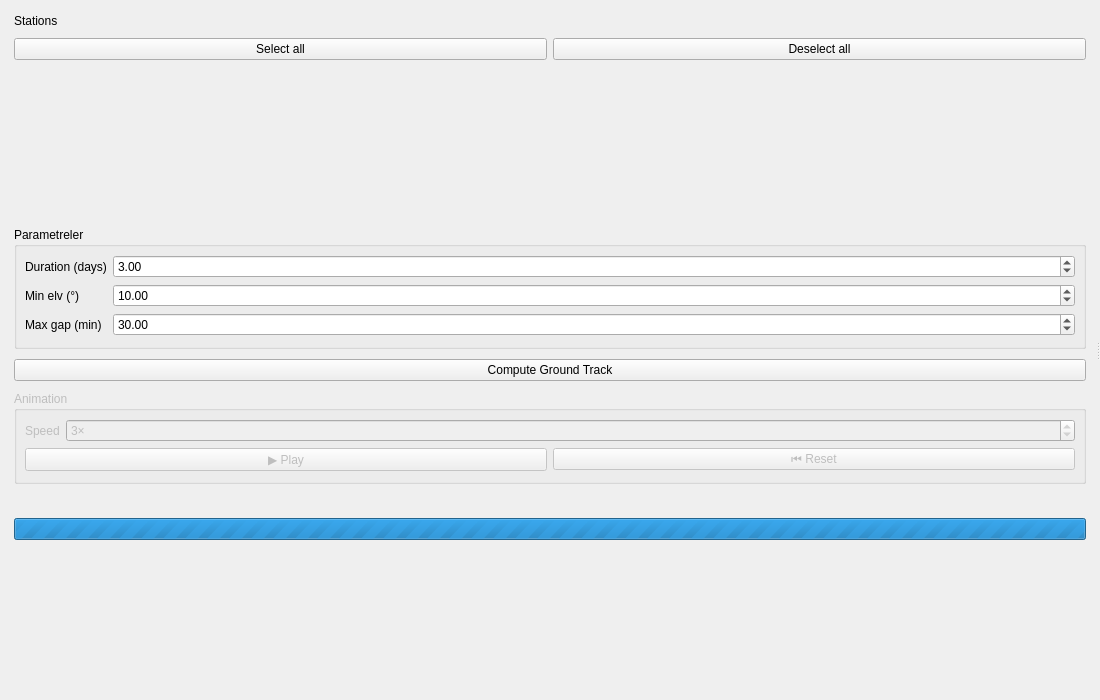
First picture: the form in desktop_app/ui/pages/ground_track_page.ui, repository halici21/lunar-orbit-determination, before the edit.
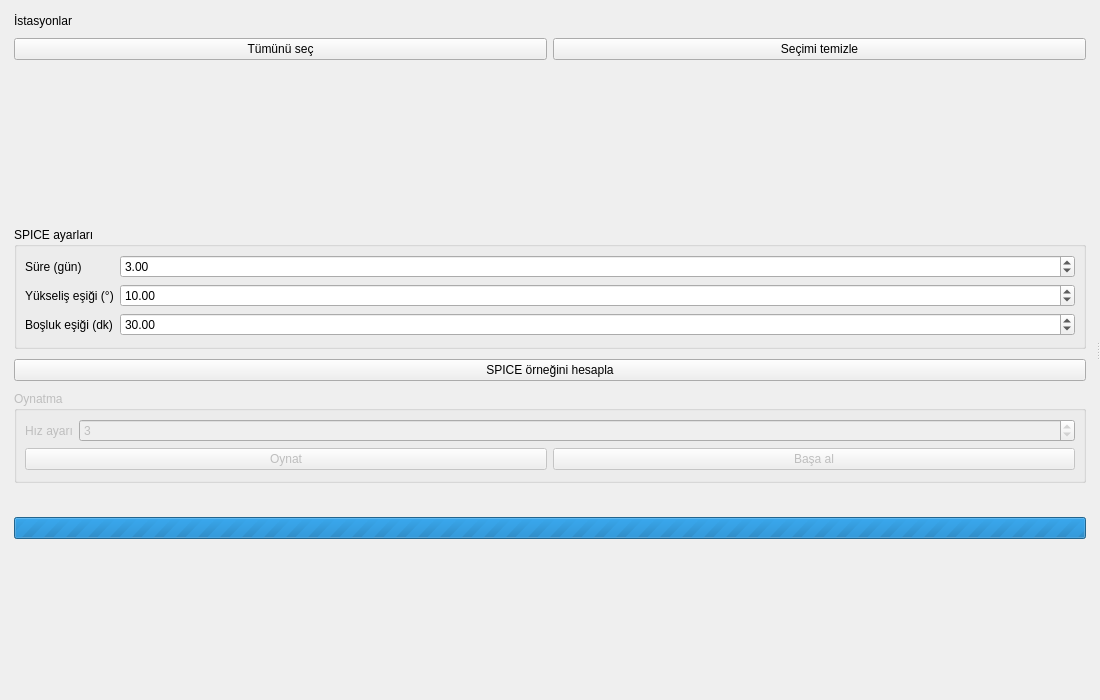
Second picture: the form after the edit.

Commit message: Clarify surface-track controls, first-use guidance and time labels

Patch:
```diff
--- a/desktop_app/ui/pages/ground_track_page.ui
+++ b/desktop_app/ui/pages/ground_track_page.ui
@@ -28,7 +28,7 @@
        <!-- Station header + buttons -->
        <item>
         <widget class="QLabel" name="stationHeaderLabel">
-         <property name="text"><string>Stations</string></property>
+         <property name="text"><string>İstasyonlar</string></property>
         </widget>
        </item>
        <item>
@@ -36,12 +36,12 @@
          <property name="spacing"><number>6</number></property>
          <item>
           <widget class="QPushButton" name="selectAllBtn">
-           <property name="text"><string>Select all</string></property>
+           <property name="text"><string>Tümünü seç</string></property>
           </widget>
          </item>
          <item>
           <widget class="QPushButton" name="deselectAllBtn">
-           <property name="text"><string>Deselect all</string></property>
+           <property name="text"><string>Seçimi temizle</string></property>
           </widget>
          </item>
         </layout>
@@ -67,7 +67,7 @@
        <!-- Params -->
        <item>
         <widget class="QGroupBox" name="paramsGroup">
-         <property name="title"><string>Parametreler</string></property>
+         <property name="title"><string>SPICE ayarları</string></property>
          <layout class="QFormLayout" name="paramsFormLayout">
           <property name="leftMargin"><number>8</number></property>
           <property name="topMargin"><number>8</number></property>
@@ -75,7 +75,7 @@
           <property name="bottomMargin"><number>10</number></property>
           <item row="0" column="0">
            <widget class="QLabel" name="durationLabel">
-            <property name="text"><string>Duration (days)</string></property>
+            <property name="text"><string>Süre (gün)</string></property>
            </widget>
           </item>
           <item row="0" column="1">
@@ -88,7 +88,7 @@
           </item>
           <item row="1" column="0">
            <widget class="QLabel" name="elevLabel">
-            <property name="text"><string>Min elv (°)</string></property>
+            <property name="text"><string>Yükseliş eşiği (°)</string></property>
            </widget>
           </item>
           <item row="1" column="1">
@@ -101,7 +101,7 @@
           </item>
           <item row="2" column="0">
            <widget class="QLabel" name="gapLabel">
-            <property name="text"><string>Max gap (min)</string></property>
+            <property name="text"><string>Boşluk eşiği (dk)</string></property>
            </widget>
           </item>
           <item row="2" column="1">
@@ -118,14 +118,14 @@
        <!-- Compute button -->
        <item>
         <widget class="QPushButton" name="computeBtn">
-         <property name="text"><string>Compute Ground Track</string></property>
+         <property name="text"><string>SPICE örneğini hesapla</string></property>
          <property name="minimumHeight"><number>38</number></property>
         </widget>
        </item>
        <!-- Animation controls -->
        <item>
         <widget class="QGroupBox" name="animGroup">
-         <property name="title"><string>Animation</string></property>
+         <property name="title"><string>Oynatma</string></property>
          <property name="enabled"><bool>false</bool></property>
          <layout class="QVBoxLayout" name="animLayout">
           <property name="leftMargin"><number>8</number></property>
@@ -137,7 +137,7 @@
            <layout class="QFormLayout" name="animFormLayout">
             <item row="0" column="0">
              <widget class="QLabel" name="speedLabel">
-              <property name="text"><string>Speed</string></property>
+              <property name="text"><string>Hız ayarı</string></property>
              </widget>
             </item>
             <item row="0" column="1">
@@ -145,7 +145,6 @@
               <property name="minimum"><number>1</number></property>
               <property name="maximum"><number>20</number></property>
               <property name="value"><number>3</number></property>
-              <property name="suffix"><string>×</string></property>
              </widget>
             </item>
            </layout>
@@ -155,13 +154,13 @@
             <property name="spacing"><number>6</number></property>
             <item>
              <widget class="QPushButton" name="playBtn">
-              <property name="text"><string>▶ Play</string></property>
+              <property name="text"><string>Oynat</string></property>
               <property name="minimumHeight"><number>32</number></property>
              </widget>
             </item>
             <item>
              <widget class="QPushButton" name="resetBtn">
-              <property name="text"><string>⏮ Reset</string></property>
+              <property name="text"><string>Başa al</string></property>
               <property name="minimumHeight"><number>32</number></property>
              </widget>
             </item>
```
The commit also changes 10 other files.
